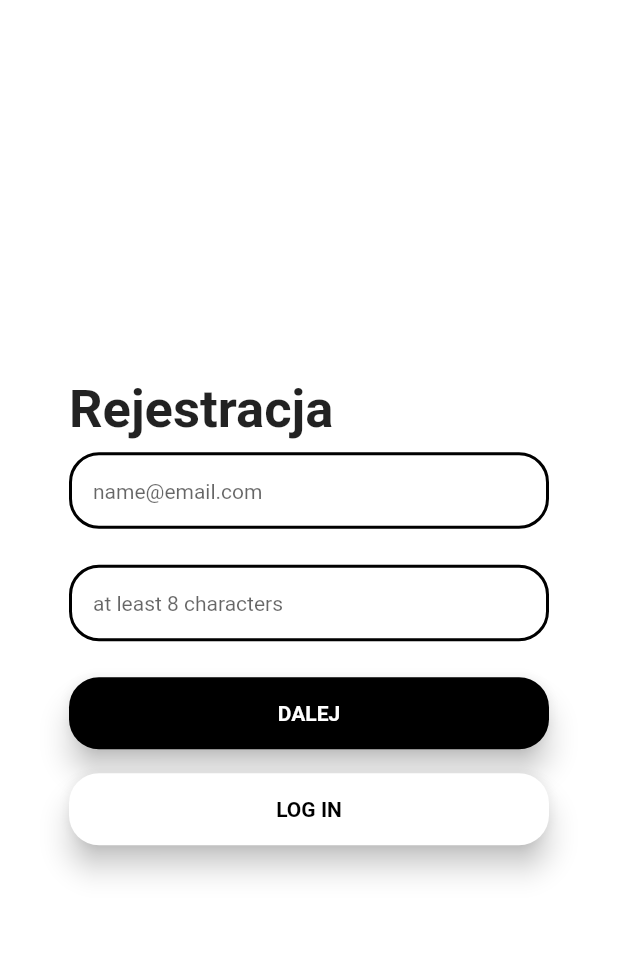
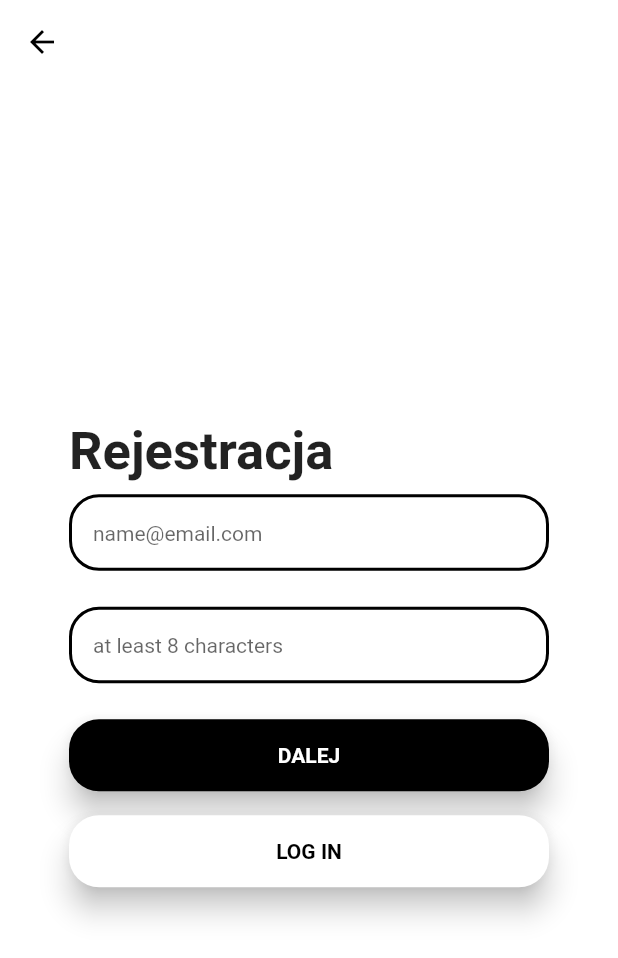
Before and after one commit to julitarasenko/admin_app, a Flutter app: the SignupScreen screen opened by its route, on a phone screen of 412 x 824 dp. Shown: the top 958 px of the screen. Run offline on Flutter 3.47's test engine with Material 2 defaults, Android fonts, the phone set to English and light mode, and no system bars; our stand-ins replace form_validator, logger.

Commit message:
Added appbar to signup screen to display back button

```diff
--- a/lib/features/login/screens/login_screen.dart
+++ b/lib/features/login/screens/login_screen.dart
@@ -198,7 +198,7 @@ class _LoginScreenState extends State<LoginScreen> {
                             'REJESTRACJA',
                             style: TextStyle(fontWeight: FontWeight.bold),
                           ),
-                          onPressed: () => Navigator.pushNamedAndRemoveUntil(context, '/sign-up', ModalRoute.withName('/sign-up')),
+                          onPressed: () => Navigator.pushNamedAndRemoveUntil(context, '/sign-up', ModalRoute.withName('/login')),
                           shape: RoundedRectangleBorder(
                             borderRadius: BorderRadius.circular(20),
                           ),
--- a/lib/features/login/screens/signup_screen.dart
+++ b/lib/features/login/screens/signup_screen.dart
@@ -99,6 +99,14 @@ class _SignupScreenState extends State<SignupScreen> {
             alignment: AlignmentDirectional.center,
           )
         : Scaffold(
+            appBar: AppBar(
+              iconTheme: IconThemeData(
+                color: Colors.black, //change your color here
+              ),
+              automaticallyImplyLeading: true,
+              backgroundColor: Colors.white,
+              elevation: 0,
+            ),
             backgroundColor: Colors.white,
             body: Padding(
               padding: EdgeInsets.symmetric(horizontal: 46.0),
```
